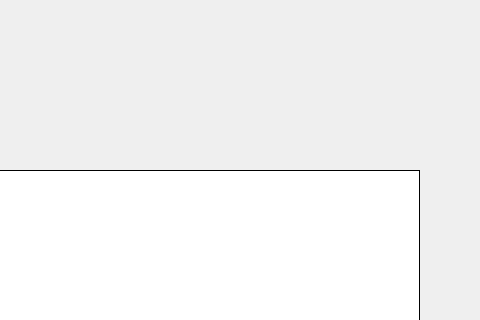
Old version of the form LNKWallet/guard/WithdrawConfirmPage.ui in the repository HcashOrg/hx-indicator; both pictures show x 290 to 770 and y 0 to 320 of the 770 by 510 pixel window.
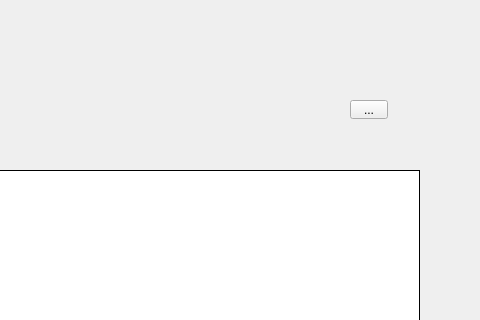
New version of the form.

The edit to the form file:
```diff
--- a/LNKWallet/guard/WithdrawConfirmPage.ui
+++ b/LNKWallet/guard/WithdrawConfirmPage.ui
@@ -280,6 +280,19 @@
     </rect>
    </property>
   </widget>
+  <widget class="QToolButton" name="autoConfirmBtn">
+   <property name="geometry">
+    <rect>
+     <x>640</x>
+     <y>100</y>
+     <width>38</width>
+     <height>19</height>
+    </rect>
+   </property>
+   <property name="text">
+    <string>...</string>
+   </property>
+  </widget>
  </widget>
  <resources/>
  <connections/>
```
